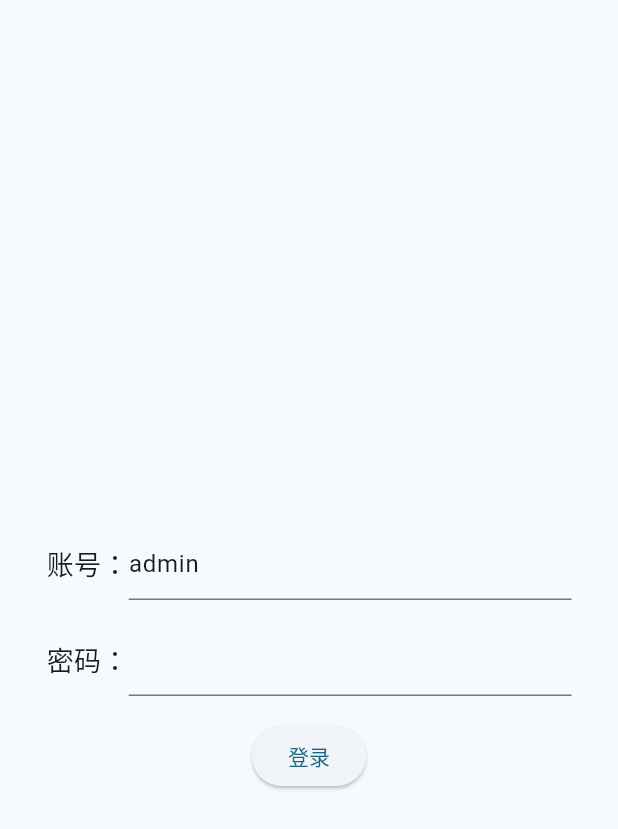
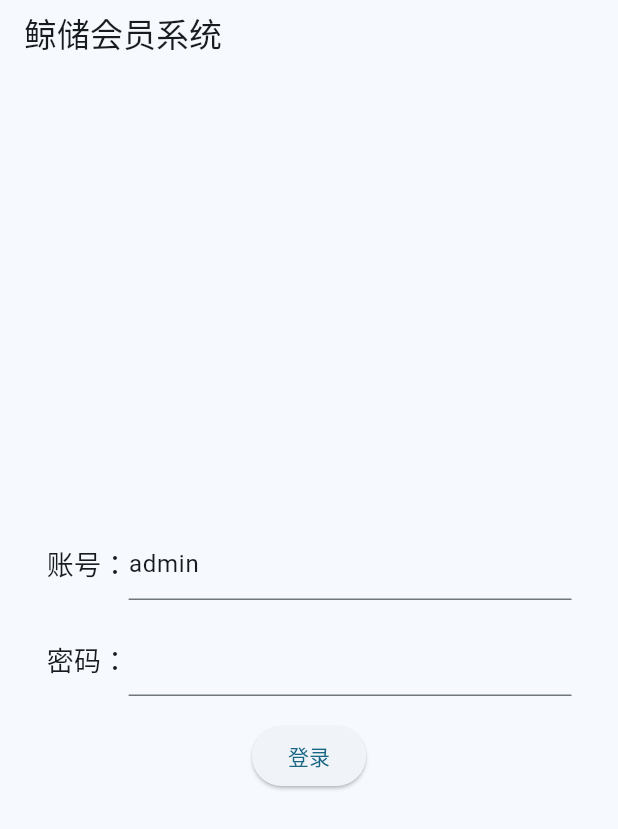
Before and after one commit to hanlei153/membership_system, a Flutter app: the screen it shows after launch, on a phone screen of 412 x 824 dp. Shown: the top 829 px of the screen. Run offline on Flutter 3.47's test engine with Material 3 defaults, Android fonts, the phone set to English and light mode, and no system bars; our stand-ins replace file_picker, fl_chart, logger, sqflite, sqflite_common_ffi; missing offline and left inert: contextmenu, excel, window_size; accounts and stored records are empty.

Commit message:
修改重置密码方式为长按并拖动

```diff
--- a/lib/pages/Login.dart
+++ b/lib/pages/Login.dart
@@ -18,7 +18,12 @@ class _LoginPageState extends State<LoginPage> {
       TextEditingController(text: 'admin');
   final TextEditingController _passwordController =
       TextEditingController(text: '');
-  var logger = Logger(printer: LogFilePrinter(),level: Level.verbose,);
+  var logger = Logger(
+    printer: LogFilePrinter(),
+    level: Level.verbose,
+  );
+
+  bool isLongPress = false;
 
   final dbHelper = DatabaseHelper();
 
@@ -63,17 +68,31 @@ class _LoginPageState extends State<LoginPage> {
   Widget build(BuildContext context) {
     return Scaffold(
       appBar: AppBar(
-        title: GestureDetector(
-          onLongPress: () async {
+          title: Padding(
+        padding: const EdgeInsets.only(top: 16.0),
+        child: Column(
+          mainAxisAlignment: MainAxisAlignment.start,
+          children: [
+            const Text('鲸储会员系统'),
+            GestureDetector(
+              onLongPressMoveUpdate: (details) async {
+                if (!isLongPress) {
+                  isLongPress = true;
                   // 重置密码
                   await dbHelper.resetPassword();
                   ScaffoldMessenger.of(context).showSnackBar(
                     const SnackBar(content: Text('管理员密码已重置为123456')),
                   );
+                }
+              },
+              onLongPressEnd: (details) async {
+                isLongPress = false;
               },
               child: const Text('  '),
             ),
+          ],
         ),
+      )),
       body: Center(
         child: Padding(
           padding: const EdgeInsets.all(16.0),
```
Lines whose indentation alone changed are shown as unchanged.
